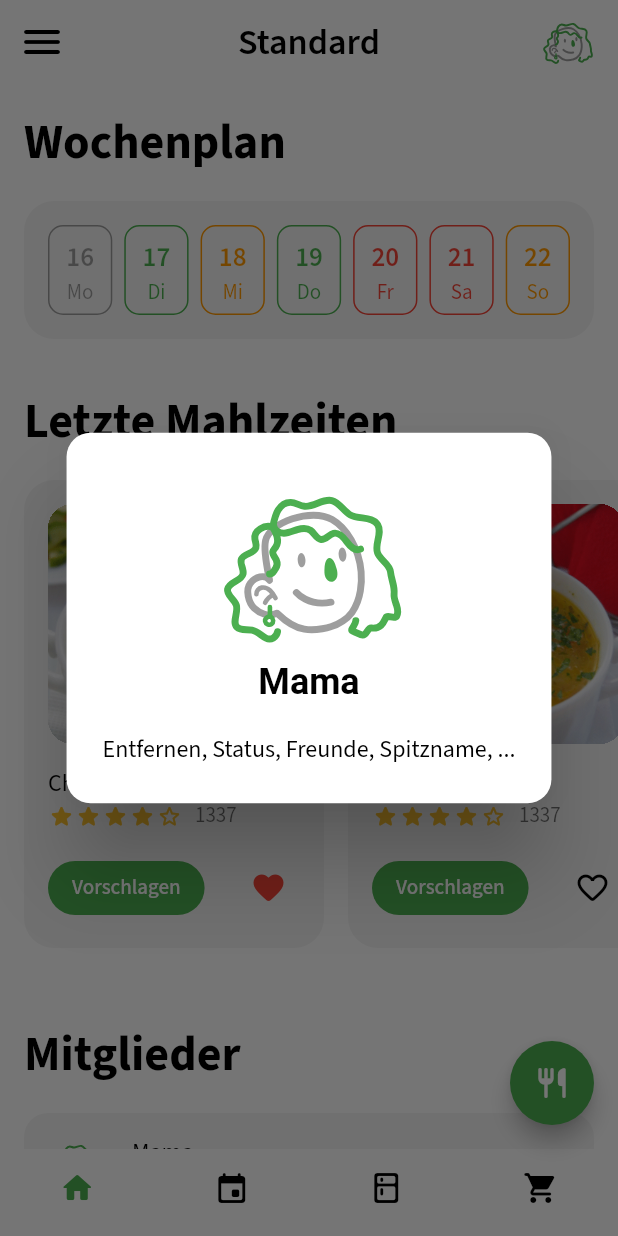
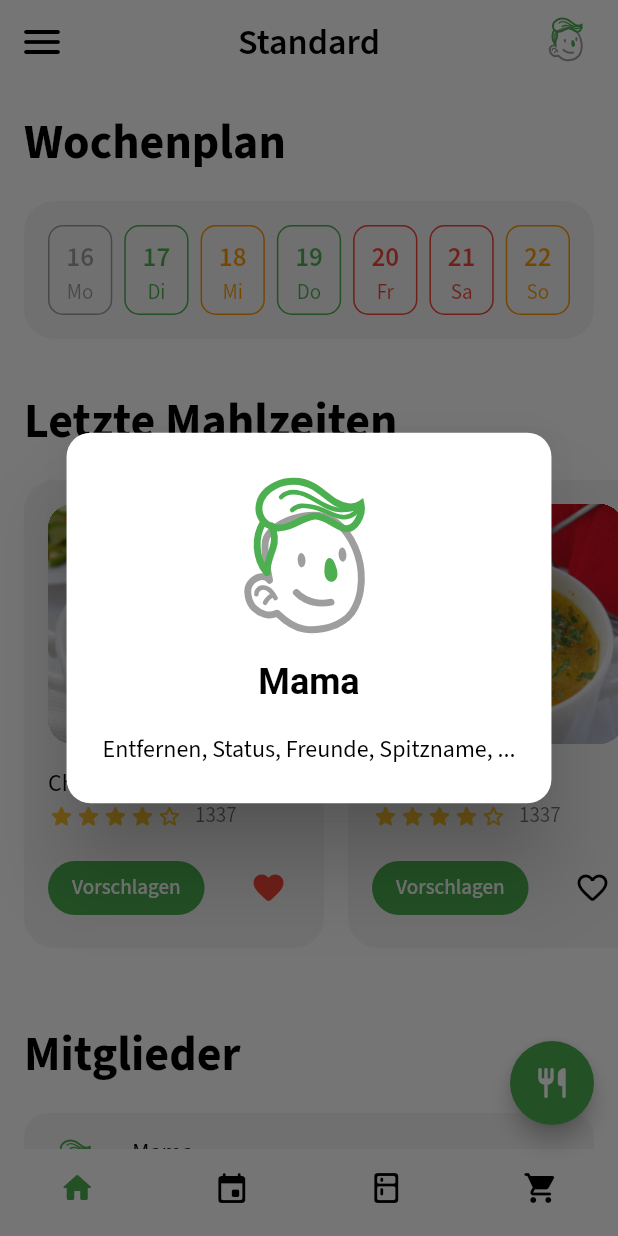
Before and after one commit to Cooljungs/Meal-Manager, a Flutter app: the screen it shows once a user with an empty profile is signed in, after a tap on the "favorite outline" icon, after a tap on "Mama", on a phone screen of 412 x 824 dp. Run offline on Flutter 3.47's test engine with Material 2 defaults, Android fonts, the phone set to English and light mode, and no system bars; our stand-ins replace firebase_auth, firebase_core, flutter_svg, google_fonts; accounts and stored records are empty; network calls fail.

Commit message:
Klein-Kram

```diff
--- a/lib/config/themes/theme_config.dart
+++ b/lib/config/themes/theme_config.dart
@@ -77,6 +77,10 @@ theme(context, primaryColor, onPrimaryColor, secondaryColor, onSecondaryColor,
     ///* AppBar
     appBarTheme: AppBarTheme(elevation: 0, centerTitle: true),
 
+    bottomNavigationBarTheme: BottomNavigationBarThemeData(
+
+    ),
+
     ///* Icon-Themes
     iconTheme: IconThemeData(color: onPrimaryColor),
     primaryIconTheme: IconThemeData(color: onPrimaryColor),
@@ -91,10 +95,6 @@ theme(context, primaryColor, onPrimaryColor, secondaryColor, onSecondaryColor,
       ),
     ),
 
-    /*
-
-    */
-
     ///* Alert-Dialogs etc.
     dialogTheme: DialogTheme(
         titleTextStyle: TextStyle(
@@ -102,7 +102,6 @@ theme(context, primaryColor, onPrimaryColor, secondaryColor, onSecondaryColor,
         shape: RoundedRectangleBorder(borderRadius: BorderRadius.circular(16))),
 
     ///* Text-Themes
-
     primaryTextTheme:
         GoogleFonts.sourceSansProTextTheme(Theme.of(context).textTheme)
             .copyWith(
@@ -120,7 +119,6 @@ theme(context, primaryColor, onPrimaryColor, secondaryColor, onSecondaryColor,
         ),
       ),
     ),
-
     textTheme: GoogleFonts.sourceSansProTextTheme(Theme.of(context).textTheme)
         .copyWith(
       button: GoogleFonts.sourceSansPro(
@@ -188,7 +186,7 @@ theme(context, primaryColor, onPrimaryColor, secondaryColor, onSecondaryColor,
 
     ///* TextField-Themes etc.
     textSelectionTheme: TextSelectionThemeData(
-      cursorColor: errorColor,
+      cursorColor: secondaryColor,
       selectionColor: hintColor,
       selectionHandleColor: secondaryColor,
     ),
--- a/lib/main.dart
+++ b/lib/main.dart
@@ -188,18 +188,22 @@ class _MainState extends State<Main> {
           BottomNavigationBarItem(
             icon: Icon(Icons.home_rounded),
             label: "Haushalt",
+            tooltip: "",
           ),
           BottomNavigationBarItem(
             icon: Icon(Icons.event_rounded),
             label: "Wochenplan",
+            tooltip: "",
           ),
           BottomNavigationBarItem(
             icon: Icon(Icons.kitchen_rounded),
             label: "Kühlschrank",
+            tooltip: "",
           ),
           BottomNavigationBarItem(
             icon: Icon(Icons.shopping_cart_rounded),
             label: "Einkaufsliste",
+            tooltip: "",
           ),
         ],
       ),
--- a/lib/utils/avatars.dart
+++ b/lib/utils/avatars.dart
@@ -12,7 +12,7 @@ avatarPainter(context, double size) {
         color: Theme.of(context).colorScheme.primaryVariant,
       ),
       SvgPicture.asset(
-        "$avatars/hair/5.svg",
+        "$avatars/hair/6.svg",
         width: size,
         height: size,
         color: Theme.of(context).accentColor,
```
